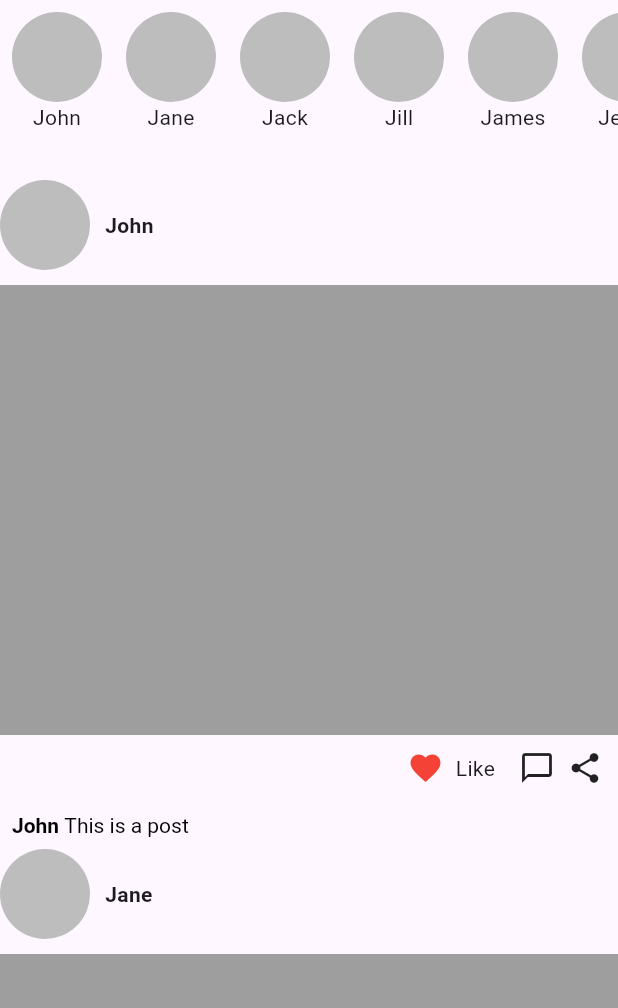
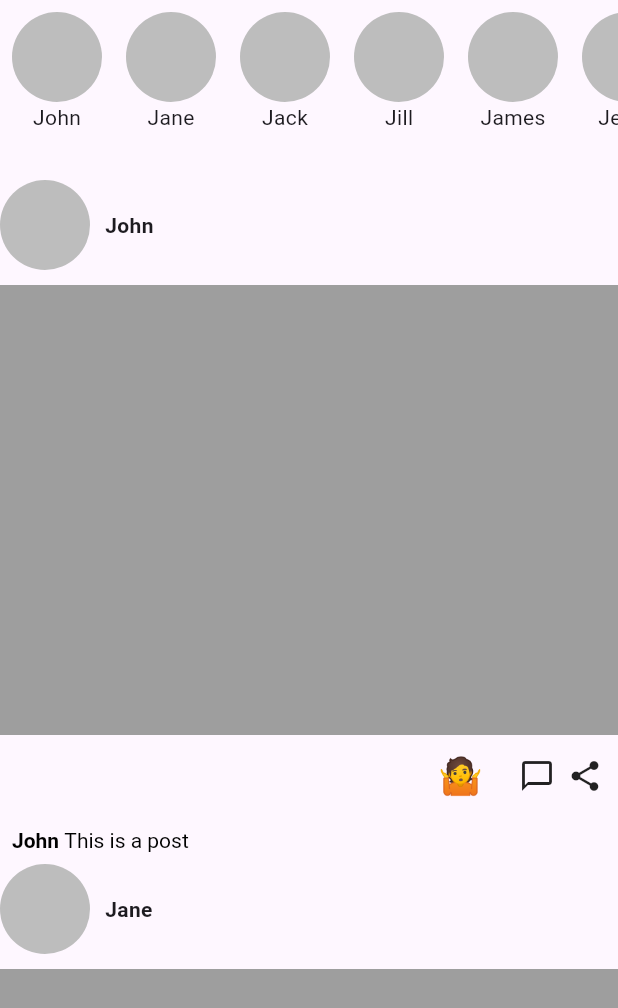
Before and after one commit to cmcgrew98/flutterassignment, a Flutter app: the UserHome screen opened directly, on a phone screen of 412 x 824 dp. Shown: the top 1008 px of the screen. Run offline on Flutter 3.47's test engine with Material 3 defaults, Android fonts, the phone set to English and light mode, and no system bars; our stand-ins replace firebase_core; accounts and stored records are empty.

Commit message:
Updated Reactions

```diff
--- a/lib/components/ReactionWidget.dart
+++ b/lib/components/ReactionWidget.dart
@@ -6,7 +6,7 @@ class ReactionWidget extends StatefulWidget {
 }
 
 class _ReactionWidgetState extends State<ReactionWidget> {
-  String selectedReaction = 'Like'; // Default reaction
+  String selectedReaction = ''; // Default reaction
 
   @override
   Widget build(BuildContext context) {
@@ -47,12 +47,21 @@ class _ReactionWidgetState extends State<ReactionWidget> {
           ],
           child: Row(
             children: [
-              Icon(
-                Icons.favorite,
-                color: selectedReaction == 'Like' ? Colors.red : Colors.grey,
+              Text(
+                getReactionIcon(selectedReaction),
+                style: TextStyle(
+                  color: selectedReaction == 'Like' ? Colors.red : Colors.grey,
+                  fontSize: 24, // Adjust the size as needed
+                ),
               ),
-              const SizedBox(width: 8),
-              Text(selectedReaction),
+              const SizedBox(width: 8), // Space between emoji and text
+              Text(
+                selectedReaction,
+                style: TextStyle(
+                  fontSize: 20, // Adjust text size as needed
+                  color: Colors.black, // Text color
+                ),
+              ),
             ],
           ),
         ),
@@ -60,4 +69,23 @@ class _ReactionWidgetState extends State<ReactionWidget> {
       ],
     );
   }
+  String getReactionIcon(String reaction) {
+    switch (reaction) {
+    case 'Wow':
+    return '😲'; // Wow emoji
+    case 'Love':
+    return '❤️'; // Love emoji
+    case 'Like':
+    return '👍'; // Like emoji
+    case 'Sad':
+    return '😢'; // Sad emoji
+    case 'Angry':
+    return '😡'; // Angry emoji
+    case 'Haha':
+    return '😆'; // Haha emoji
+    default:
+    return '🤷'; //No reaction emoji
+
+    }
+  }
 }
```
